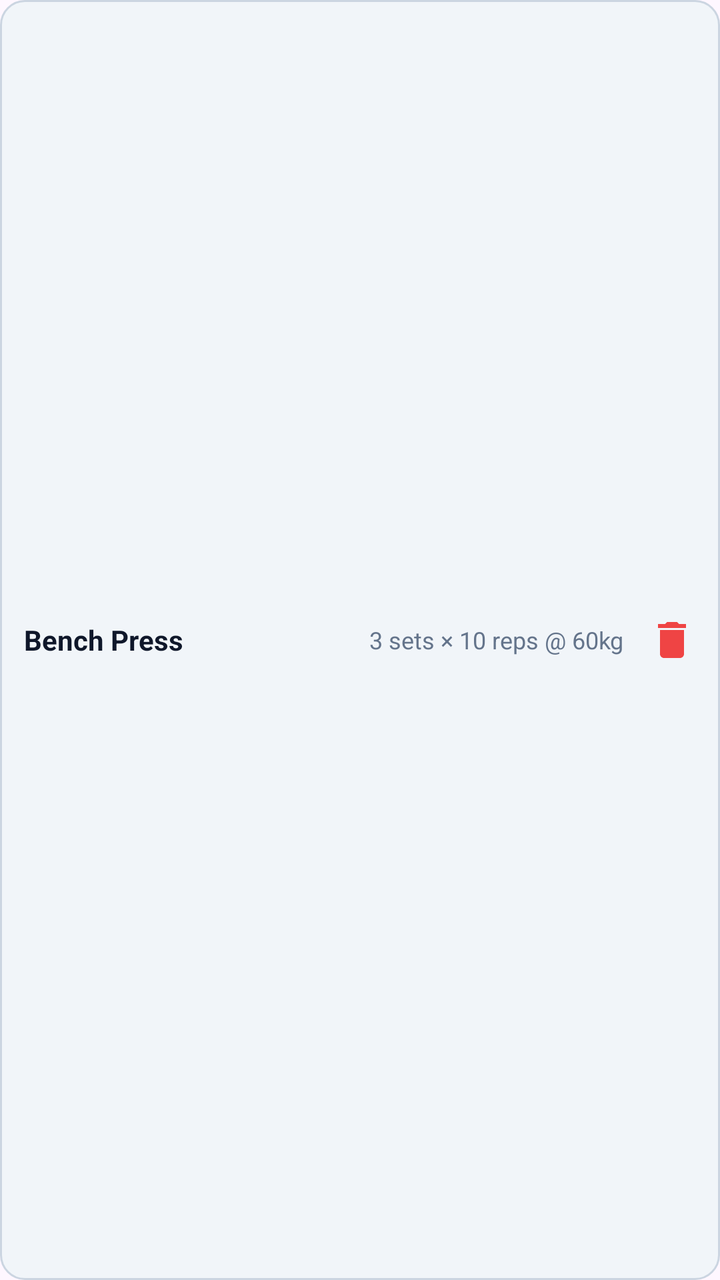
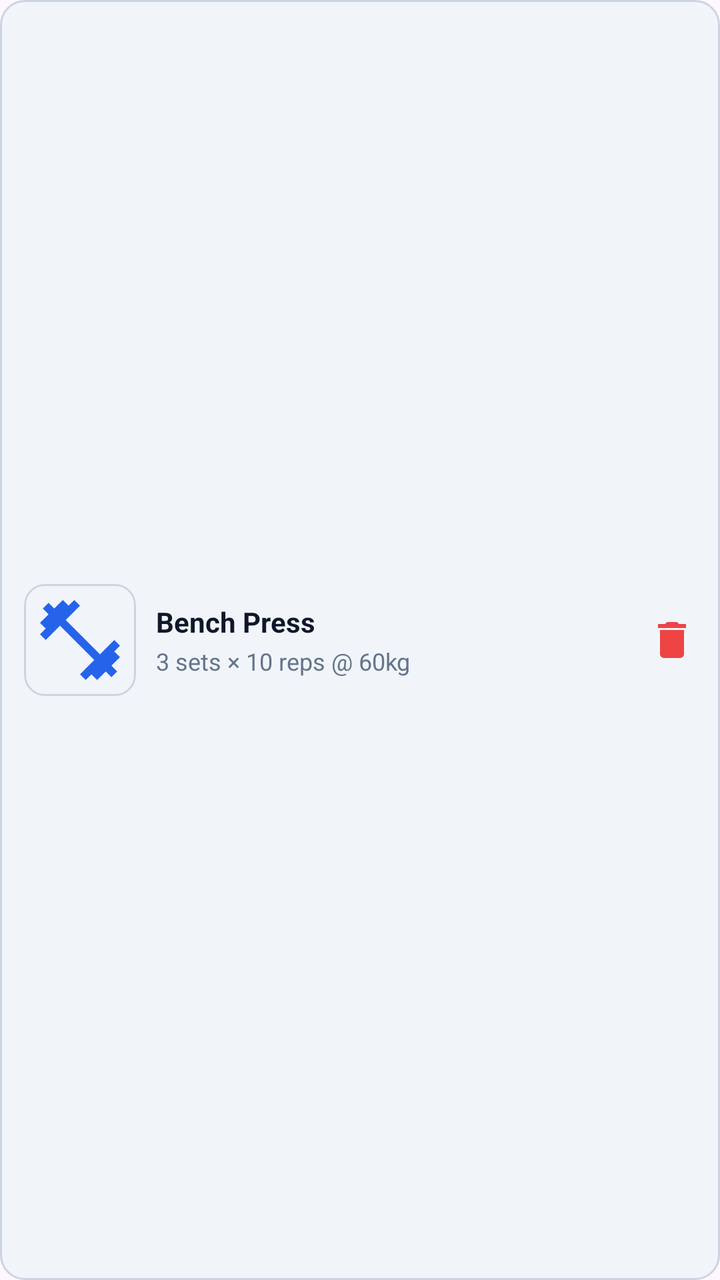

Two renders of the same Android screen: before a commit and after it. Below are the layout's source before the change and the commit's diff.
<!-- AndroidManifest.xml: application theme Theme.FitTrack -->
<!-- res/layout/item_added_exercise_chip.xml -->
<?xml version="1.0" encoding="utf-8"?>
<LinearLayout xmlns:android="http://schemas.android.com/apk/res/android"
    android:layout_width="match_parent"
    android:layout_height="wrap_content"
    android:layout_marginBottom="6dp"
    android:background="@drawable/bg_badge_neutral"
    android:gravity="center_vertical"
    android:orientation="horizontal"
    android:paddingStart="12dp"
    android:paddingTop="8dp"
    android:paddingEnd="8dp"
    android:paddingBottom="8dp">

    <TextView
        android:id="@+id/tvAddedExerciseName"
        android:layout_width="0dp"
        android:layout_height="wrap_content"
        android:layout_weight="1"
        android:text="Bench Press"
        android:textColor="@color/text_primary"
        android:textSize="14sp"
        android:textStyle="bold" />

    <TextView
        android:id="@+id/tvAddedExerciseDetails"
        android:layout_width="wrap_content"
        android:layout_height="wrap_content"
        android:layout_marginEnd="8dp"
        android:text="3 sets × 10 reps @ 60kg"
        android:textColor="@color/text_secondary"
        android:textSize="12sp" />

    <ImageButton
        android:id="@+id/btnRemoveAddedExercise"
        android:layout_width="32dp"
        android:layout_height="32dp"
        android:background="?attr/selectableItemBackgroundBorderless"
        android:contentDescription="Remove exercise"
        android:src="@drawable/ic_delete" />

</LinearLayout>
<!-- resources referenced by this layout -->
<resources>
  <color name="text_primary">#0F172A</color>
  <color name="text_secondary">#64748B</color>
  <!-- drawable bg_badge_neutral (drawable) -->
  <?xml version="1.0" encoding="utf-8"?>
  <shape xmlns:android="http://schemas.android.com/apk/res/android"
      android:shape="rectangle">
      <solid android:color="#F1F5F9" />
      <corners android:radius="12dp" />
      <stroke android:width="1dp" android:color="#CBD5E1" />
  </shape>
  <!-- drawable ic_delete (drawable) -->
  <vector xmlns:android="http://schemas.android.com/apk/res/android"
      android:width="24dp"
      android:height="24dp"
      android:viewportWidth="24"
      android:viewportHeight="24"
      android:tint="@color/error">
      <path
          android:fillColor="@android:color/white"
          android:pathData="M6,19c0,1.1 0.9,2 2,2h8c1.1,0 2,-0.9 2,-2V7H6v12zM19,4h-3.5l-1,-1h-5l-1,1H5v2h14V4z" />
  </vector>
  <style name="Theme.FitTrack" parent="Base.Theme.FitTrack" />
  <color name="error">#EF4444</color>
  <style name="Base.Theme.FitTrack" parent="Theme.Material3.DayNight.NoActionBar">
          
          
      </style>
</resources>

<!-- the commit's change to res/layout/item_added_exercise_chip.xml (unified diff, before → after) -->
@@ -11,24 +11,44 @@
     android:paddingEnd="8dp"
     android:paddingBottom="8dp">
 
-    <TextView
-        android:id="@+id/tvAddedExerciseName"
+    <ImageView
+        android:id="@+id/ivAddedExerciseThumb"
+        android:layout_width="56dp"
+        android:layout_height="56dp"
+        android:background="@drawable/bg_exercise_thumb"
+        android:clipToOutline="true"
+        android:contentDescription="Exercise thumbnail"
+        android:padding="4dp"
+        android:scaleType="centerInside"
+        android:src="@drawable/ic_fitness_center" />
+
+    <LinearLayout
         android:layout_width="0dp"
         android:layout_height="wrap_content"
+        android:layout_marginStart="10dp"
+        android:layout_marginEnd="8dp"
         android:layout_weight="1"
-        android:text="Bench Press"
-        android:textColor="@color/text_primary"
-        android:textSize="14sp"
-        android:textStyle="bold" />
+        android:orientation="vertical">
 
-    <TextView
-        android:id="@+id/tvAddedExerciseDetails"
-        android:layout_width="wrap_content"
-        android:layout_height="wrap_content"
-        android:layout_marginEnd="8dp"
-        android:text="3 sets × 10 reps @ 60kg"
-        android:textColor="@color/text_secondary"
-        android:textSize="12sp" />
+        <TextView
+            android:id="@+id/tvAddedExerciseName"
+            android:layout_width="wrap_content"
+            android:layout_height="wrap_content"
+            android:text="Bench Press"
+            android:textColor="@color/text_primary"
+            android:textSize="14sp"
+            android:textStyle="bold" />
+
+        <TextView
+            android:id="@+id/tvAddedExerciseDetails"
+            android:layout_width="wrap_content"
+            android:layout_height="wrap_content"
+            android:layout_marginTop="2dp"
+            android:text="3 sets × 10 reps @ 60kg"
+            android:textColor="@color/text_secondary"
+            android:textSize="12sp" />
+
+    </LinearLayout>
 
     <ImageButton
         android:id="@+id/btnRemoveAddedExercise"
<!-- resource entries referenced after the edit -->
@@ -10,6 +10,16 @@
       <corners android:radius="12dp" />
       <stroke android:width="1dp" android:color="#CBD5E1" />
   </shape>
+  <!-- drawable bg_exercise_thumb (drawable) -->
+  <?xml version="1.0" encoding="utf-8"?>
+  <shape xmlns:android="http://schemas.android.com/apk/res/android"
+      android:shape="rectangle">
+      <solid android:color="@color/bg_light" />
+      <corners android:radius="10dp" />
+      <stroke
+          android:width="1dp"
+          android:color="@color/border" />
+  </shape>
   <!-- drawable ic_delete (drawable) -->
   <vector xmlns:android="http://schemas.android.com/apk/res/android"
       android:width="24dp"
@@ -21,8 +31,22 @@
           android:fillColor="@android:color/white"
           android:pathData="M6,19c0,1.1 0.9,2 2,2h8c1.1,0 2,-0.9 2,-2V7H6v12zM19,4h-3.5l-1,-1h-5l-1,1H5v2h14V4z" />
   </vector>
+  <!-- drawable ic_fitness_center (drawable) -->
+  <vector xmlns:android="http://schemas.android.com/apk/res/android"
+      android:width="48dp"
+      android:height="48dp"
+      android:viewportWidth="24"
+      android:viewportHeight="24"
+      android:tint="@color/primary">
+      <path
+          android:fillColor="@android:color/white"
+          android:pathData="M20.57,14.86L22,13.43L20.57,12L17,15.57L8.43,7L12,3.43L10.57,2L9.14,3.43L7.71,2L5.57,4.14L4.14,2.71L2.71,4.14L4.14,5.57L2,7.71L3.43,9.14L2,10.57L3.43,12L7,8.43L15.57,17L12,20.57L13.43,22L14.86,20.57L16.29,22L18.43,19.86L19.86,21.29L21.29,19.86L19.86,18.43L22,16.29L20.57,14.86Z"/>
+  </vector>
   <style name="Theme.FitTrack" parent="Base.Theme.FitTrack" />
+  <color name="bg_light">#F1F5F9</color>
+  <color name="border">#CBD5E1</color>
   <color name="error">#EF4444</color>
+  <color name="primary">#2563EB</color>
   <style name="Base.Theme.FitTrack" parent="Theme.Material3.DayNight.NoActionBar">
           
           
